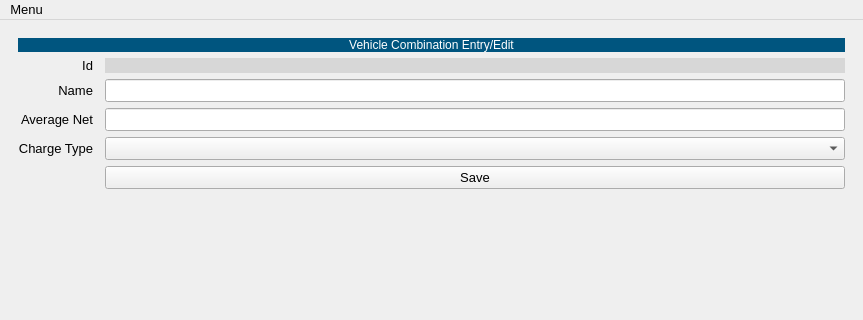
This is app/gui/ui_files/main_window.ui in Soapey/HQCPQ as Qt 5 draws it before an edit; both pictures show x 0 to 863 and y 0 to 320 of the 863 by 827 pixel window. The edited form follows.
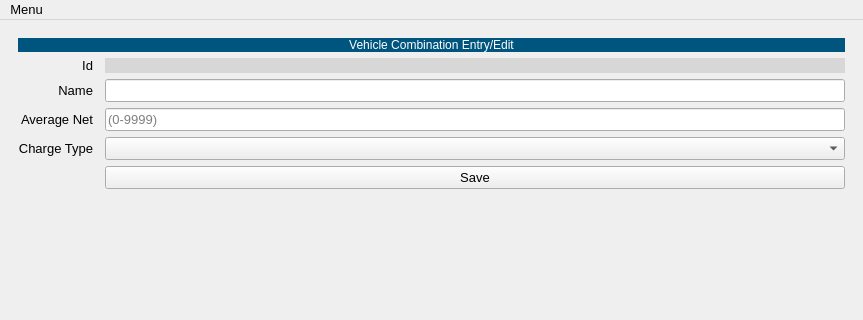
This is the edited form. The open tabs and pages were chosen to show the change.

```diff
--- a/app/gui/ui_files/main_window.ui
+++ b/app/gui/ui_files/main_window.ui
@@ -1348,7 +1348,11 @@
          </widget>
         </item>
         <item row="3" column="2">
-         <widget class="QLineEdit" name="txtVehicleCombination_Net"/>
+         <widget class="QLineEdit" name="txtVehicleCombination_Net">
+          <property name="placeholderText">
+           <string>(0-9999)</string>
+          </property>
+         </widget>
         </item>
         <item row="3" column="0">
          <widget class="QLabel" name="lblVehicleCombination_Net">
```
Left out of the diff: 44 changed lines with no effect on the pictures.
